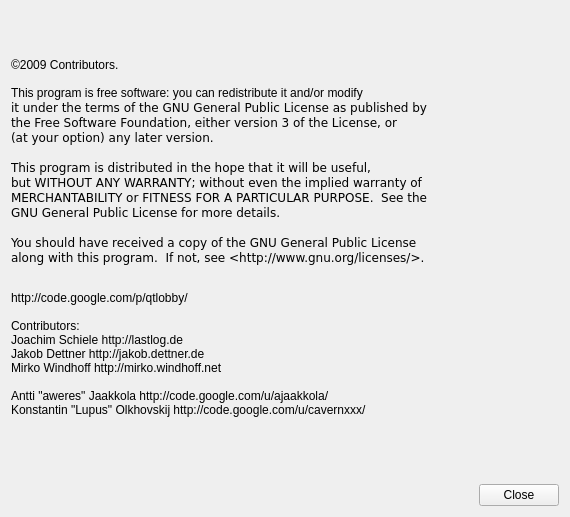
Qt form ui/AboutWidget.ui (tizbac/qtlobby) before a commit.
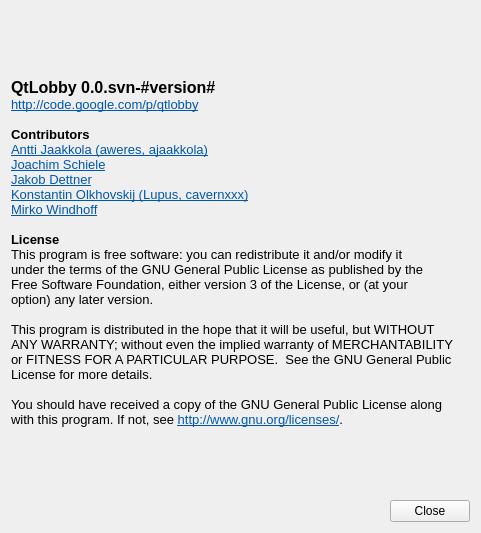
The same form after that commit. Icons and pictures are not drawn.

What changed in the file:
```diff
--- a/ui/AboutWidget.ui
+++ b/ui/AboutWidget.ui
@@ -6,13 +6,15 @@
    <rect>
     <x>0</x>
     <y>0</y>
-    <width>570</width>
-    <height>517</height>
+    <width>481</width>
+    <height>533</height>
    </rect>
   </property>
   <property name="windowTitle">
    <string>About QTLobby</string>
   </property>
+  <layout class="QGridLayout" name="gridLayout_2">
+   <item row="0" column="0">
   <layout class="QGridLayout" name="gridLayout">
    <item row="0" column="0" colspan="2">
     <widget class="QLabel" name="label">
@@ -20,32 +22,32 @@
       <string>&lt;!DOCTYPE HTML PUBLIC &quot;-//W3C//DTD HTML 4.0//EN&quot; &quot;http://www.w3.org/TR/REC-html40/strict.dtd&quot;&gt;
 &lt;html&gt;&lt;head&gt;&lt;meta name=&quot;qrichtext&quot; content=&quot;1&quot; /&gt;&lt;style type=&quot;text/css&quot;&gt;
 p, li { white-space: pre-wrap; }
-&lt;/style&gt;&lt;/head&gt;&lt;body style=&quot; font-family:'Sans Serif'; font-size:9pt; font-weight:400; font-style:normal;&quot;&gt;
-&lt;p style=&quot; margin-top:0px; margin-bottom:0px; margin-left:0px; margin-right:0px; -qt-block-indent:0; text-indent:0px;&quot;&gt;©2009 Contributors. &lt;/p&gt;
-&lt;p style=&quot;-qt-paragraph-type:empty; margin-top:0px; margin-bottom:0px; margin-left:0px; margin-right:0px; -qt-block-indent:0; text-indent:0px;&quot;&gt;&lt;/p&gt;
-&lt;p style=&quot; margin-top:0px; margin-bottom:0px; margin-left:0px; margin-right:0px; -qt-block-indent:0; text-indent:0px;&quot;&gt;&lt;span style=&quot; font-family:'Courier New,courier';&quot;&gt;This program is free software: you can redistribute it and/or modify&lt;/span&gt;&lt;/p&gt;
-&lt;pre style=&quot; margin-top:0px; margin-bottom:0px; margin-left:0px; margin-right:0px; -qt-block-indent:0; text-indent:0px;&quot;&gt;&lt;span style=&quot; font-family:'Courier New,courier';&quot;&gt;it under the terms of the GNU General Public License as published by&lt;/span&gt;&lt;/pre&gt;
-&lt;pre style=&quot; margin-top:0px; margin-bottom:0px; margin-left:0px; margin-right:0px; -qt-block-indent:0; text-indent:0px;&quot;&gt;&lt;span style=&quot; font-family:'Courier New,courier';&quot;&gt;the Free Software Foundation, either version 3 of the License, or&lt;/span&gt;&lt;/pre&gt;
-&lt;pre style=&quot; margin-top:0px; margin-bottom:0px; margin-left:0px; margin-right:0px; -qt-block-indent:0; text-indent:0px;&quot;&gt;&lt;span style=&quot; font-family:'Courier New,courier';&quot;&gt;(at your option) any later version.&lt;/span&gt;&lt;/pre&gt;
-&lt;pre style=&quot;-qt-paragraph-type:empty; margin-top:0px; margin-bottom:0px; margin-left:0px; margin-right:0px; -qt-block-indent:0; text-indent:0px; font-family:'Courier New,courier';&quot;&gt;&lt;/pre&gt;
-&lt;pre style=&quot; margin-top:0px; margin-bottom:0px; margin-left:0px; margin-right:0px; -qt-block-indent:0; text-indent:0px;&quot;&gt;&lt;span style=&quot; font-family:'Courier New,courier';&quot;&gt;This program is distributed in the hope that it will be useful,&lt;/span&gt;&lt;/pre&gt;
-&lt;pre style=&quot; margin-top:0px; margin-bottom:0px; margin-left:0px; margin-right:0px; -qt-block-indent:0; text-indent:0px;&quot;&gt;&lt;span style=&quot; font-family:'Courier New,courier';&quot;&gt;but WITHOUT ANY WARRANTY; without even the implied warranty of&lt;/span&gt;&lt;/pre&gt;
-&lt;pre style=&quot; margin-top:0px; margin-bottom:0px; margin-left:0px; margin-right:0px; -qt-block-indent:0; text-indent:0px;&quot;&gt;&lt;span style=&quot; font-family:'Courier New,courier';&quot;&gt;MERCHANTABILITY or FITNESS FOR A PARTICULAR PURPOSE.  See the&lt;/span&gt;&lt;/pre&gt;
-&lt;pre style=&quot; margin-top:0px; margin-bottom:0px; margin-left:0px; margin-right:0px; -qt-block-indent:0; text-indent:0px;&quot;&gt;&lt;span style=&quot; font-family:'Courier New,courier';&quot;&gt;GNU General Public License for more details.&lt;/span&gt;&lt;/pre&gt;
-&lt;pre style=&quot;-qt-paragraph-type:empty; margin-top:0px; margin-bottom:0px; margin-left:0px; margin-right:0px; -qt-block-indent:0; text-indent:0px; font-family:'Courier New,courier';&quot;&gt;&lt;/pre&gt;
-&lt;pre style=&quot; margin-top:0px; margin-bottom:0px; margin-left:0px; margin-right:0px; -qt-block-indent:0; text-indent:0px;&quot;&gt;&lt;span style=&quot; font-family:'Courier New,courier';&quot;&gt;You should have received a copy of the GNU General Public License&lt;/span&gt;&lt;/pre&gt;
-&lt;pre style=&quot; margin-top:0px; margin-bottom:12px; margin-left:0px; margin-right:0px; -qt-block-indent:0; text-indent:0px;&quot;&gt;&lt;span style=&quot; font-family:'Courier New,courier';&quot;&gt;along with this program.  If not, see &amp;lt;http://www.gnu.org/licenses/&amp;gt;.&lt;/span&gt;&lt;/pre&gt;
-&lt;p style=&quot;-qt-paragraph-type:empty; margin-top:0px; margin-bottom:0px; margin-left:0px; margin-right:0px; -qt-block-indent:0; text-indent:0px;&quot;&gt;&lt;/p&gt;
-&lt;p style=&quot; margin-top:0px; margin-bottom:0px; margin-left:0px; margin-right:0px; -qt-block-indent:0; text-indent:0px;&quot;&gt;http://code.google.com/p/qtlobby/&lt;/p&gt;
-&lt;p style=&quot;-qt-paragraph-type:empty; margin-top:0px; margin-bottom:0px; margin-left:0px; margin-right:0px; -qt-block-indent:0; text-indent:0px;&quot;&gt;&lt;/p&gt;
-&lt;p style=&quot; margin-top:0px; margin-bottom:0px; margin-left:0px; margin-right:0px; -qt-block-indent:0; text-indent:0px;&quot;&gt;Contributors:&lt;/p&gt;
-&lt;p style=&quot; margin-top:0px; margin-bottom:0px; margin-left:0px; margin-right:0px; -qt-block-indent:0; text-indent:0px;&quot;&gt;Joachim Schiele http://lastlog.de&lt;/p&gt;
-&lt;p style=&quot; margin-top:0px; margin-bottom:0px; margin-left:0px; margin-right:0px; -qt-block-indent:0; text-indent:0px;&quot;&gt;Jakob Dettner http://jakob.dettner.de&lt;/p&gt;
-&lt;p style=&quot; margin-top:0px; margin-bottom:0px; margin-left:0px; margin-right:0px; -qt-block-indent:0; text-indent:0px;&quot;&gt;Mirko Windhoff http://mirko.windhoff.net&lt;/p&gt;
-&lt;p style=&quot;-qt-paragraph-type:empty; margin-top:0px; margin-bottom:0px; margin-left:0px; margin-right:0px; -qt-block-indent:0; text-indent:0px;&quot;&gt;&lt;/p&gt;
-&lt;p style=&quot; margin-top:0px; margin-bottom:0px; margin-left:0px; margin-right:0px; -qt-block-indent:0; text-indent:0px;&quot;&gt;Antti &quot;aweres&quot; Jaakkola http://code.google.com/u/ajaakkola/&lt;/p&gt;
-&lt;p style=&quot; margin-top:0px; margin-bottom:0px; margin-left:0px; margin-right:0px; -qt-block-indent:0; text-indent:0px;&quot;&gt;Konstantin &quot;Lupus&quot; Olkhovskij http://code.google.com/u/cavernxxx/&lt;/p&gt;
-&lt;p style=&quot;-qt-paragraph-type:empty; margin-top:0px; margin-bottom:0px; margin-left:0px; margin-right:0px; -qt-block-indent:0; text-indent:0px;&quot;&gt;&lt;/p&gt;&lt;/body&gt;&lt;/html&gt;</string>
+&lt;/style&gt;&lt;/head&gt;&lt;body style=&quot; font-family:'Verdana'; font-size:10pt; font-weight:400; font-style:normal;&quot;&gt;
+&lt;p style=&quot; margin-top:0px; margin-bottom:0px; margin-left:0px; margin-right:0px; -qt-block-indent:0; text-indent:0px;&quot;&gt;&lt;img src=&quot;:/icons/qtlobby-logo.png&quot; /&gt;&lt;/p&gt;
+&lt;p style=&quot; margin-top:0px; margin-bottom:0px; margin-left:0px; margin-right:0px; -qt-block-indent:0; text-indent:0px;&quot;&gt;&lt;span style=&quot; font-size:12pt; font-weight:600;&quot;&gt;QtLobby 0.0.svn-#version#&lt;/span&gt;&lt;/p&gt;
+&lt;p style=&quot; margin-top:0px; margin-bottom:0px; margin-left:0px; margin-right:0px; -qt-block-indent:0; text-indent:0px;&quot;&gt;&lt;a href=&quot;http://code.google.com/p/qtlobby/&quot;&gt;&lt;span style=&quot; text-decoration: underline; color:#0057ae;&quot;&gt;http://code.google.com/p/qtlobby&lt;/span&gt;&lt;/a&gt;&lt;/p&gt;
+&lt;p style=&quot;-qt-paragraph-type:empty; margin-top:0px; margin-bottom:0px; margin-left:0px; margin-right:0px; -qt-block-indent:0; text-indent:0px; font-family:'Sans Serif';&quot;&gt;&lt;/p&gt;
+&lt;p style=&quot; margin-top:0px; margin-bottom:0px; margin-left:0px; margin-right:0px; -qt-block-indent:0; text-indent:0px;&quot;&gt;&lt;span style=&quot; font-family:'Sans Serif'; font-weight:600;&quot;&gt;Contributors&lt;/span&gt;&lt;/p&gt;
+&lt;p style=&quot; margin-top:0px; margin-bottom:0px; margin-left:0px; margin-right:0px; -qt-block-indent:0; text-indent:0px;&quot;&gt;&lt;a href=&quot;http://code.google.com/u/ajaakkola/&quot;&gt;&lt;span style=&quot; text-decoration: underline; color:#0057ae;&quot;&gt;Antti Jaakkola (aweres, ajaakkola)&lt;/span&gt;&lt;/a&gt;&lt;/p&gt;
+&lt;p style=&quot; margin-top:0px; margin-bottom:0px; margin-left:0px; margin-right:0px; -qt-block-indent:0; text-indent:0px;&quot;&gt;&lt;a href=&quot;http://lastlog.de&quot;&gt;&lt;span style=&quot; text-decoration: underline; color:#0057ae;&quot;&gt;Joachim Schiele&lt;/span&gt;&lt;/a&gt;&lt;/p&gt;
+&lt;p style=&quot; margin-top:0px; margin-bottom:0px; margin-left:0px; margin-right:0px; -qt-block-indent:0; text-indent:0px;&quot;&gt;&lt;a href=&quot;http://jakob.dettner.de&quot;&gt;&lt;span style=&quot; text-decoration: underline; color:#0057ae;&quot;&gt;Jakob Dettner&lt;/span&gt;&lt;/a&gt;&lt;/p&gt;
+&lt;p style=&quot; margin-top:0px; margin-bottom:0px; margin-left:0px; margin-right:0px; -qt-block-indent:0; text-indent:0px;&quot;&gt;&lt;a href=&quot;http://code.google.com/u/cavernxxx/&quot;&gt;&lt;span style=&quot; text-decoration: underline; color:#0057ae;&quot;&gt;Konstantin Olkhovskij (Lupus, cavernxxx)&lt;/span&gt;&lt;/a&gt;&lt;/p&gt;
+&lt;p style=&quot; margin-top:0px; margin-bottom:0px; margin-left:0px; margin-right:0px; -qt-block-indent:0; text-indent:0px;&quot;&gt;&lt;a href=&quot;http://mirko.windhoff.net&quot;&gt;&lt;span style=&quot; text-decoration: underline; color:#0057ae;&quot;&gt;Mirko Windhoff&lt;/span&gt;&lt;/a&gt;&lt;/p&gt;
+&lt;p style=&quot;-qt-paragraph-type:empty; margin-top:0px; margin-bottom:0px; margin-left:0px; margin-right:0px; -qt-block-indent:0; text-indent:0px; font-family:'Sans Serif';&quot;&gt;&lt;/p&gt;
+&lt;p style=&quot; margin-top:0px; margin-bottom:0px; margin-left:0px; margin-right:0px; -qt-block-indent:0; text-indent:0px;&quot;&gt;&lt;span style=&quot; font-family:'Sans Serif'; font-weight:600;&quot;&gt;License&lt;/span&gt;&lt;/p&gt;
+&lt;p style=&quot; margin-top:0px; margin-bottom:0px; margin-left:0px; margin-right:0px; -qt-block-indent:0; text-indent:0px;&quot;&gt;&lt;span style=&quot; font-family:'Sans Serif';&quot;&gt;This program is free software: you can redistribute it and/or modify it &lt;/span&gt;&lt;/p&gt;
+&lt;p style=&quot; margin-top:0px; margin-bottom:0px; margin-left:0px; margin-right:0px; -qt-block-indent:0; text-indent:0px;&quot;&gt;&lt;span style=&quot; font-family:'Sans Serif';&quot;&gt;under the terms of the GNU General Public License as published by the &lt;/span&gt;&lt;/p&gt;
+&lt;p style=&quot; margin-top:0px; margin-bottom:0px; margin-left:0px; margin-right:0px; -qt-block-indent:0; text-indent:0px;&quot;&gt;&lt;span style=&quot; font-family:'Sans Serif';&quot;&gt;Free Software Foundation, either version 3 of the License, or (at your &lt;/span&gt;&lt;/p&gt;
+&lt;p style=&quot; margin-top:0px; margin-bottom:0px; margin-left:0px; margin-right:0px; -qt-block-indent:0; text-indent:0px;&quot;&gt;&lt;span style=&quot; font-family:'Sans Serif';&quot;&gt;option) any later version.&lt;/span&gt;&lt;/p&gt;
+&lt;p style=&quot; margin-top:0px; margin-bottom:0px; margin-left:0px; margin-right:0px; -qt-block-indent:0; text-indent:0px;&quot;&gt;&lt;span style=&quot; font-family:'Sans Serif';&quot;&gt;&lt;br /&gt;This program is distributed in the hope that it will be useful, but WITHOUT &lt;/span&gt;&lt;/p&gt;
+&lt;p style=&quot; margin-top:0px; margin-bottom:0px; margin-left:0px; margin-right:0px; -qt-block-indent:0; text-indent:0px;&quot;&gt;&lt;span style=&quot; font-family:'Sans Serif';&quot;&gt;ANY WARRANTY; without even the implied warranty of MERCHANTABILITY &lt;/span&gt;&lt;/p&gt;
+&lt;p style=&quot; margin-top:0px; margin-bottom:0px; margin-left:0px; margin-right:0px; -qt-block-indent:0; text-indent:0px;&quot;&gt;&lt;span style=&quot; font-family:'Sans Serif';&quot;&gt;or FITNESS FOR A PARTICULAR PURPOSE.  See the GNU General Public &lt;/span&gt;&lt;/p&gt;
+&lt;p style=&quot; margin-top:0px; margin-bottom:0px; margin-left:0px; margin-right:0px; -qt-block-indent:0; text-indent:0px;&quot;&gt;&lt;span style=&quot; font-family:'Sans Serif';&quot;&gt;License for more details.&lt;/span&gt;&lt;/p&gt;
+&lt;p style=&quot; margin-top:0px; margin-bottom:0px; margin-left:0px; margin-right:0px; -qt-block-indent:0; text-indent:0px;&quot;&gt;&lt;span style=&quot; font-family:'Sans Serif';&quot;&gt;&lt;br /&gt;You should have received a copy of the GNU General Public License along &lt;/span&gt;&lt;/p&gt;
+&lt;p style=&quot; margin-top:0px; margin-bottom:0px; margin-left:0px; margin-right:0px; -qt-block-indent:0; text-indent:0px;&quot;&gt;&lt;span style=&quot; font-family:'Sans Serif';&quot;&gt;with this program. If not, see &lt;/span&gt;&lt;a href=&quot;http://www.gnu.org/licenses/&quot;&gt;&lt;span style=&quot; text-decoration: underline; color:#0057ae;&quot;&gt;http://www.gnu.org/licenses/&lt;/span&gt;&lt;/a&gt;&lt;span style=&quot; font-family:'Sans Serif';&quot;&gt;.&lt;/span&gt;&lt;/p&gt;&lt;/body&gt;&lt;/html&gt;</string>
+       </property>
+       <property name="openExternalLinks">
+        <bool>true</bool>
      </property>
     </widget>
    </item>
@@ -56,7 +58,7 @@
      </property>
      <property name="sizeHint" stdset="0">
       <size>
-       <width>464</width>
+         <width>298</width>
        <height>20</height>
       </size>
      </property>
@@ -68,6 +70,8 @@
       <string>Close</string>
      </property>
     </widget>
+     </item>
+    </layout>
    </item>
   </layout>
  </widget>
```
Lines whose indentation alone changed are shown as unchanged.
